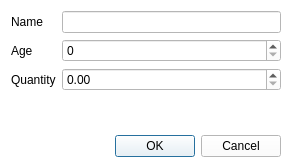
This is dialog.ui in nabeel-okal/qt_practice as Qt 5 draws it before an edit. The edited form follows.
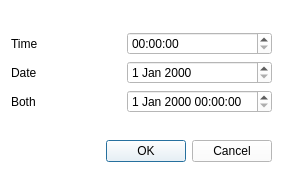
This is the edited form.

Commit message: Date & Time Example

What changed in the file:
```diff
--- a/dialog.ui
+++ b/dialog.ui
@@ -6,8 +6,8 @@
    <rect>
     <x>0</x>
     <y>0</y>
-    <width>292</width>
-    <height>168</height>
+    <width>283</width>
+    <height>196</height>
    </rect>
   </property>
   <property name="sizePolicy">
@@ -494,48 +494,35 @@
   <layout class="QVBoxLayout" name="verticalLayout">
    <item>
     <layout class="QGridLayout" name="gridLayout">
-     <item row="1" column="0">
+     <item row="0" column="0">
       <widget class="QLabel" name="label">
        <property name="text">
-        <string>Age</string>
-       </property>
-      </widget>
-     </item>
-     <item row="2" column="0">
-      <widget class="QLabel" name="label_2">
-       <property name="text">
-        <string>Quantity</string>
+        <string>Time</string>
        </property>
       </widget>
      </item>
      <item row="0" column="1">
-      <widget class="QLineEdit" name="txtName"/>
+      <widget class="QTimeEdit" name="timeEdit"/>
      </item>
-     <item row="2" column="1">
-      <widget class="QDoubleSpinBox" name="sbxQty"/>
+     <item row="1" column="0">
+      <widget class="QLabel" name="label_2">
+       <property name="text">
+        <string>Date</string>
+       </property>
+      </widget>
      </item>
      <item row="1" column="1">
-      <widget class="QSpinBox" name="sbxAge"/>
+      <widget class="QDateEdit" name="dateEdit"/>
      </item>
-     <item row="0" column="0">
+     <item row="2" column="0">
       <widget class="QLabel" name="label_3">
        <property name="text">
-        <string>Name</string>
+        <string>Both</string>
        </property>
       </widget>
      </item>
-     <item row="3" column="1">
-      <spacer name="verticalSpacer">
-       <property name="orientation">
-        <enum>Qt::Orientation::Vertical</enum>
-       </property>
-       <property name="sizeHint" stdset="0">
-        <size>
-         <width>20</width>
-         <height>40</height>
-        </size>
-       </property>
-      </spacer>
+     <item row="2" column="1">
+      <widget class="QDateTimeEdit" name="dateTimeEdit"/>
      </item>
     </layout>
    </item>
```
The commit also changes 18 other files.
